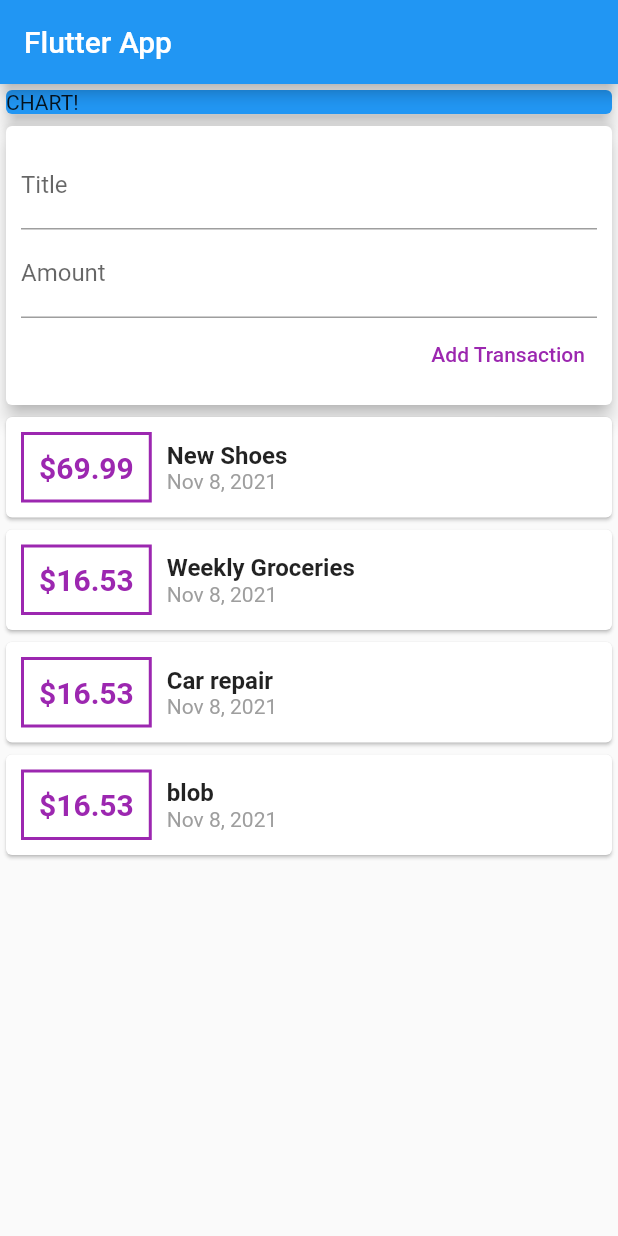
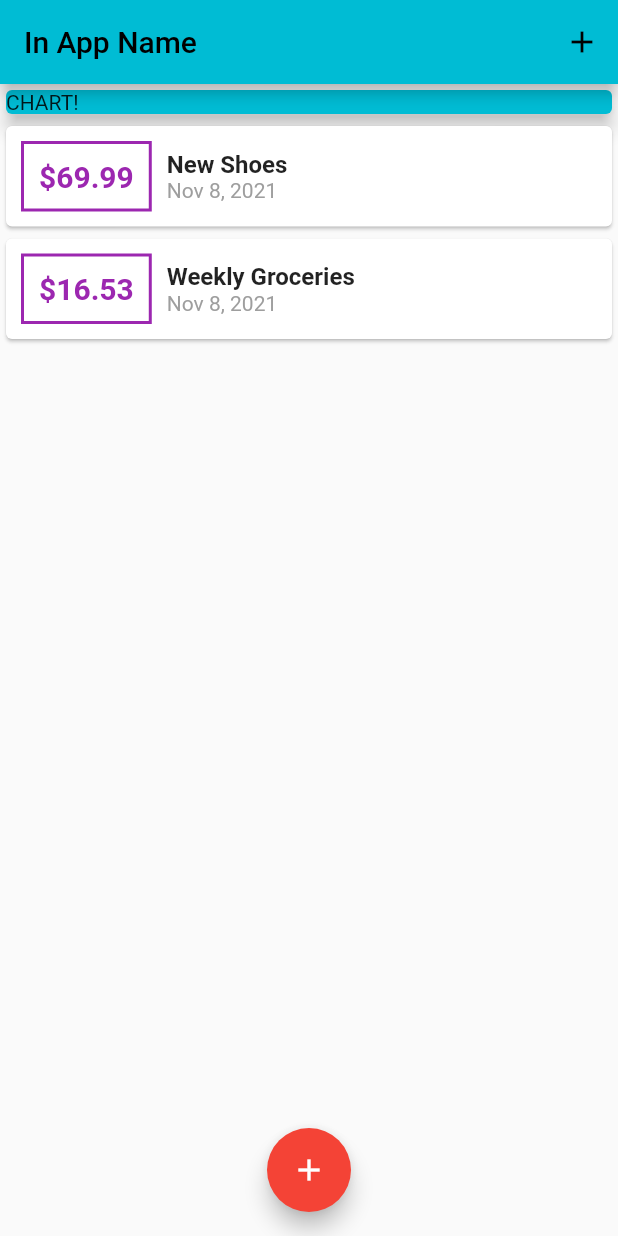
Before and after one commit to aziizmadhi/personal_expenses, a Flutter app: the screen it shows after launch, on a phone screen of 412 x 824 dp. Run offline on Flutter 3.47's test engine with Material 2 defaults, Android fonts, the phone set to English and light mode, and no system bars; Roboto replaces fonts that are missing (QuickSand).

Commit message:
class 97

```diff
--- a/lib/main.dart
+++ b/lib/main.dart
@@ -1,6 +1,8 @@
 import 'package:flutter/material.dart';
 
-import './widgets/user_transactions.dart';
+import './widgets/new_transaction.dart';
+import './widgets/transaction_list.dart';
+import './models/transaction.dart';
 
 void main() => runApp(MyApp());
 
@@ -8,42 +10,108 @@ class MyApp extends StatelessWidget {
   @override
   Widget build(BuildContext context) {
     return MaterialApp(
-      title: 'Flutter App',
+      title: 'Navigator name ?',
+      theme: ThemeData(
+          primarySwatch: Colors.cyan,
+          accentColor: Colors.red,
+          //!change to the newer way
+          fontFamily: 'QuickSand'
+
+          //! Why is everything deprecated so much better than the new shit
+          ),
       home: MyHomePage(),
     );
   }
 }
 
-class MyHomePage extends StatelessWidget {
+class MyHomePage extends StatefulWidget {
   // String titleInput;
   // String amountInput;
-  // final titleController = TextEditingController();
-  // final amountController = TextEditingController();
+  @override
+  _MyHomePageState createState() => _MyHomePageState();
+}
+
+class _MyHomePageState extends State<MyHomePage> {
+  final List<Transaction> _userTransactions = [
+    Transaction(
+      id: 't1',
+      title: 'New Shoes',
+      amount: 69.99,
+      date: DateTime.now(),
+    ),
+    Transaction(
+      id: 't2',
+      title: 'Weekly Groceries',
+      amount: 16.53,
+      date: DateTime.now(),
+    ),
+  ];
+
+  void _addNewTransaction(String txTitle, double txAmount) {
+    final newTx = Transaction(
+      title: txTitle,
+      amount: txAmount,
+      date: DateTime.now(),
+      id: DateTime.now().toString(),
+    );
+
+    setState(() {
+      _userTransactions.add(newTx);
+    });
+  }
+
+  void _startAddNewTransaction(BuildContext ctx) {
+    showModalBottomSheet(
+      context: ctx,
+      builder: (_) {
+        return GestureDetector(
+          //! class 93
+          onTap: () {},
+          //* do nothing when the user clicks on the modal
+          child: NewTransaction(_addNewTransaction),
+          //* what the modal shows
+          behavior: HitTestBehavior.opaque,
+          //*catches the tap and routs it to "onTap"
+        );
+      },
+    );
+  }
 
   @override
   Widget build(BuildContext context) {
     return Scaffold(
       appBar: AppBar(
-        title: Text('Flutter App'),
+        title: Text('In App Name'),
+        actions: <Widget>[
+          IconButton(
+            icon: Icon(Icons.add),
+            onPressed: () => _startAddNewTransaction(context),
+          ),
+        ],
       ),
       body: SingleChildScrollView(
         child: Column(
-          // mainAxisAlignment: MainAxisAlignment.start, //~ Where the cards are placed 'Vertically'
-          crossAxisAlignment: CrossAxisAlignment
-              .stretch, //~ Where the cards are placed 'Horizontally' and thier width
-
+          // mainAxisAlignment: MainAxisAlignment.start,
+          //~ Where the cards are placed 'Vertically'
+          crossAxisAlignment: CrossAxisAlignment.stretch,
+          //~ Where the cards are placed 'Horizontally' and thier width
           children: <Widget>[
             Container(
               width: double.infinity,
               child: Card(
-                color: Colors.blue,
+                color: Theme.of(context).primaryColor,
                 child: Text('CHART!'),
                 elevation: 5,
               ),
             ),
-            UserTransactions()
+            TransactionList(_userTransactions),
           ],
         ),
+      ),
+      floatingActionButtonLocation: FloatingActionButtonLocation.centerFloat,
+      floatingActionButton: FloatingActionButton(
+        child: Icon(Icons.add),
+        onPressed: () => _startAddNewTransaction(context),
       ),
     );
   }
```
